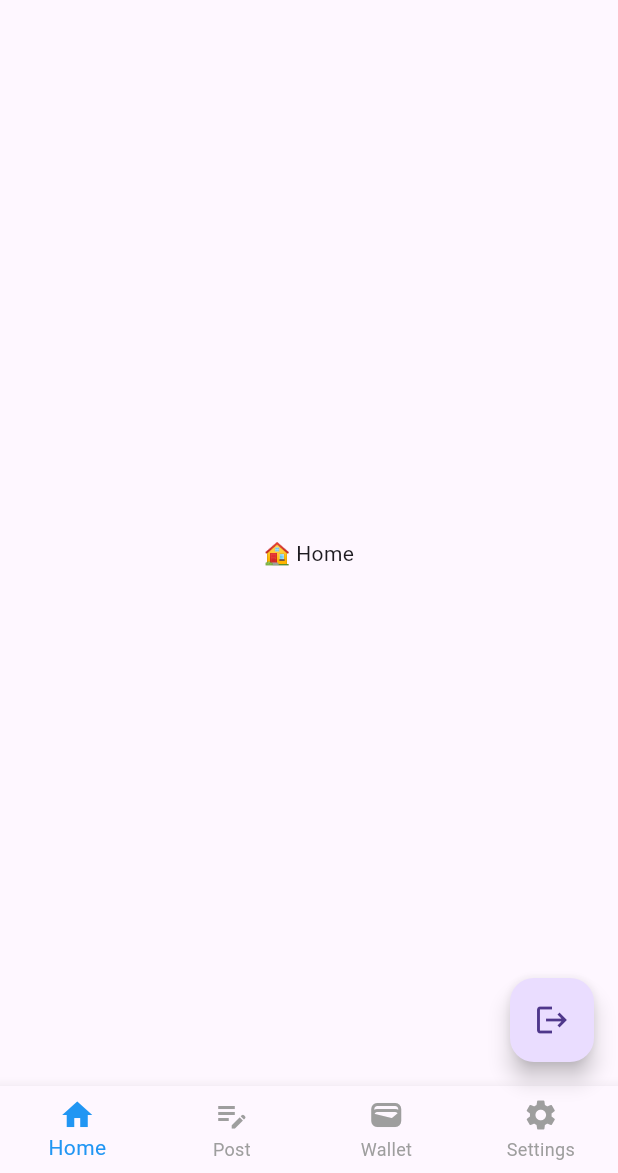
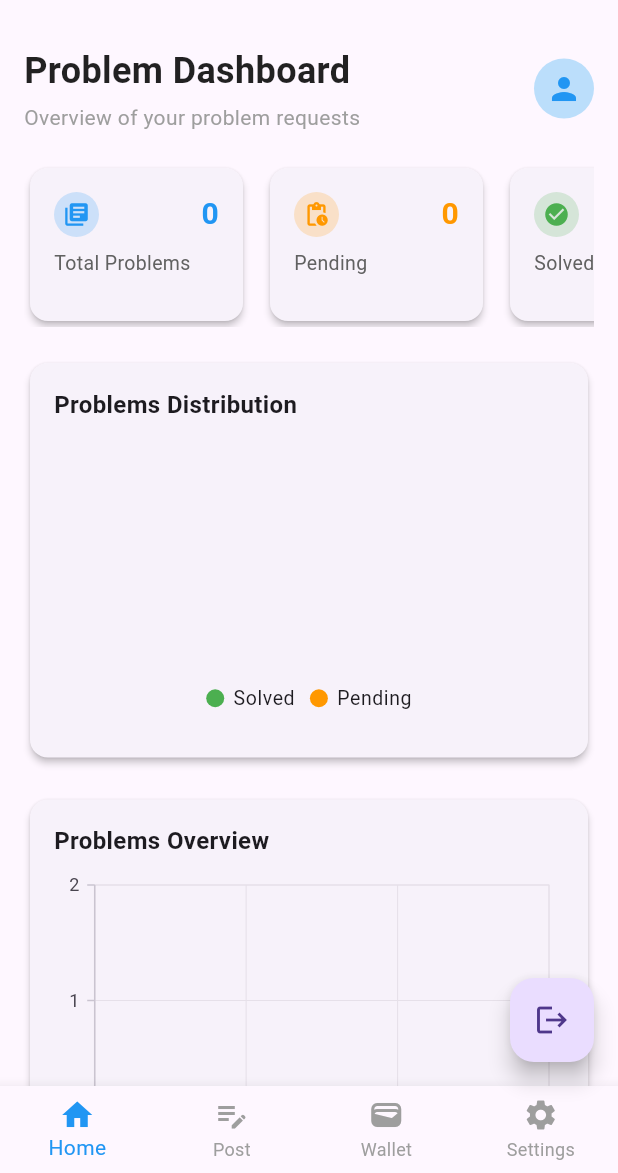
Before and after one commit to Nurujjaman329/education_management_getx, a Flutter app: the StudentHomeScreen screen opened by its route, on a phone screen of 412 x 824 dp, the part 63-1236 px from its top. Run offline on Flutter 3.47's test engine with Material 3 defaults, Android fonts, the phone set to English and light mode, and no system bars; our stand-ins replace dio, get, image_picker, shared_preferences, syncfusion_flutter_charts; accounts and stored records are empty; network calls fail.

Commit message:
design homeview for student and add student problem list

```diff
--- a/lib/features/authentication/controller/auth_controller.dart
+++ b/lib/features/authentication/controller/auth_controller.dart
@@ -12,6 +12,12 @@ class AuthController extends GetxController {
  var isLoading = false.obs;
   var loginResponse = Rxn<LoginResponse>();
   var userId = ''.obs; // Add this line to store user ID
+
+  @override
+  void onInit() {
+    super.onInit();
+    loadUserData();
+  }
 
   Future<void> login(String mobileNo, String password) async {
     try {
--- a/lib/features/home/home_part/student_home_screen.dart
+++ b/lib/features/home/home_part/student_home_screen.dart
@@ -1,4 +1,5 @@
 import 'package:edex_365_getx/features/authentication/controller/auth_controller.dart';
+import 'package:edex_365_getx/features/home/student_home_view.dart';
 import 'package:edex_365_getx/features/student_panel/view/problem_post_view.dart';
 import 'package:flutter/material.dart';
 import 'package:get/get.dart';
@@ -16,7 +17,7 @@ class _StudentHomeScreenState extends State<StudentHomeScreen> {
 
   // Dummy views for tabs (replace with actual widgets)
   final List<Widget> _pages = [
-    Center(child: Text('🏠 Home')),
+    StudentHomeView(),
      ProblemPostView(),
     Center(child: Text('💰 Wallet')),
     Center(child: Text('⚙️ Settings')),
--- /dev/null
+++ b/lib/features/home/student_home_view.dart
@@ -0,0 +1,409 @@
+import 'package:edex_365_getx/core/config/app_colors.dart';
+import 'package:edex_365_getx/features/authentication/controller/auth_controller.dart';
+import 'package:flutter/material.dart';
+import 'package:get/get.dart';
+import 'package:edex_365_getx/features/student_panel/controller/student_problem_list_controller.dart';
+
+import 'package:syncfusion_flutter_charts/charts.dart';
+
+class StudentHomeView extends StatefulWidget {
+  StudentHomeView({super.key});
+
+  @override
+  State<StudentHomeView> createState() => _StudentHomeViewState();
+}
+
+class _StudentHomeViewState extends State<StudentHomeView> {
+  final StudentProblemListController controller = Get.find<StudentProblemListController>();
+  final AuthController authController = Get.find<AuthController>();
+  late Worker _userIdWorker;
+
+  @override
+  void initState() {
+    super.initState();
+    _userIdWorker = ever<String>(authController.userId, (id) {
+      if (id.isNotEmpty) {
+        controller.fetchAll(id);
+      }
+    });
+    final userId = authController.loginResponse.value?.id ?? authController.userId.value;
+    if (userId.isNotEmpty) {
+      controller.fetchAll(userId);
+    }
+  }
+
+  @override
+  void dispose() {
+    _userIdWorker.dispose();
+    super.dispose();
+  }
+
+  @override
+  Widget build(BuildContext context) {
+    return RefreshIndicator(
+      onRefresh: () async {
+        final userId = authController.loginResponse.value?.id ?? authController.userId.value;
+        if (userId.isNotEmpty) {
+          await controller.fetchAll(userId);
+        }
+      },
+      child: Obx(() {
+        if (controller.isLoading.value) {
+          return const Center(child: CircularProgressIndicator());
+        }
+
+        if (controller.errorMessage.isNotEmpty) {
+          return Center(child: Text(controller.errorMessage.value));
+        }
+
+        return SingleChildScrollView(
+          padding: const EdgeInsets.all(16),
+          child: Column(
+            children: [
+              // Dashboard Header
+              _buildDashboardHeader(),
+              const SizedBox(height: 20),
+
+              // Stats Cards Row
+              _buildStatsCards(),
+              const SizedBox(height: 20),
+
+              // Pie Chart
+              _buildPieChart(),
+              const SizedBox(height: 20),
+
+              // Bar Chart
+              _buildBarChart(),
+              const SizedBox(height: 20),
+
+              // Recent Problems Section
+              _buildRecentProblemsSection(),
+            ],
+          ),
+        );
+      }),
+    );
+  }
+
+  Widget _buildDashboardHeader() {
+    return Row(
+      children: [
+        const Expanded(
+          child: Column(
+            crossAxisAlignment: CrossAxisAlignment.start,
+            children: [
+              Text(
+                "Problem Dashboard",
+                style: TextStyle(
+                  fontSize: 24,
+                  fontWeight: FontWeight.bold,
+                  color: Colors.black87,
+                ),
+              ),
+              SizedBox(height: 4),
+              Text(
+                "Overview of your problem requests",
+                style: TextStyle(
+                  fontSize: 14,
+                  color: Colors.grey,
+                ),
+              ),
+            ],
+          ),
+        ),
+        CircleAvatar(
+          backgroundColor: Colors.blue.shade100,
+          child: const Icon(Icons.person, color: Colors.blue),
+        ),
+      ],
+    );
+  }
+
+  Widget _buildStatsCards() {
+    return SizedBox(
+      height: 110,
+      child: ListView(
+        scrollDirection: Axis.horizontal,
+        children: [
+          _buildStatCard(
+            title: "Total Problems",
+            value: controller.totalProblems.length.toString(),
+            color: Colors.blue,
+            icon: Icons.library_books,
+          ),
+          const SizedBox(width: 10),
+          _buildStatCard(
+            title: "Pending",
+            value: controller.pendingProblems.length.toString(),
+            color: Colors.orange,
+            icon: Icons.pending_actions,
+          ),
+          const SizedBox(width: 10),
+          _buildStatCard(
+            title: "Solved",
+            value: controller.solvedProblems.length.toString(),
+            color: Colors.green,
+            icon: Icons.check_circle,
+          ),
+        ],
+      ),
+    );
+  }
+
+  Widget _buildStatCard({
+    required String title,
+    required String value,
+    required Color color,
+    required IconData icon,
+  }) {
+    return SizedBox(
+      width: 150,
+      child: Card(
+        elevation: 2,
+        shape: RoundedRectangleBorder(
+          borderRadius: BorderRadius.circular(12),
+        ),
+        child: Padding(
+          padding: const EdgeInsets.all(16),
+          child: Column(
+            crossAxisAlignment: CrossAxisAlignment.start,
+            children: [
+              Row(
+                children: [
+                  Container(
+                    padding: const EdgeInsets.all(6),
+                    decoration: BoxDecoration(
+                      color: color.withOpacity(0.2),
+                      shape: BoxShape.circle,
+                    ),
+                    child: Icon(icon, size: 18, color: color),
+                  ),
+                  const Spacer(),
+                  Text(
+                    value,
+                    style: TextStyle(
+                      fontSize: 20,
+                      fontWeight: FontWeight.bold,
+                      color: color,
+                    ),
+                  ),
+                ],
+              ),
+              const SizedBox(height: 8),
+              Text(
+                title,
+                style: TextStyle(
+                  fontSize: 13,
+                  color: Colors.grey.shade700,
+                ),
+              ),
+            ],
+          ),
+        ),
+      ),
+    );
+  }
+
+  Widget _buildPieChart() {
+    final total = controller.totalProblems.length;
+    final solved = controller.solvedProblems.length;
+    final pending = controller.pendingProblems.length;
+    final others = total - solved - pending;
+
+    return Card(
+      elevation: 2,
+      shape: RoundedRectangleBorder(
+        borderRadius: BorderRadius.circular(12),
+      ),
+      child: Padding(
+        padding: const EdgeInsets.all(16),
+        child: Column(
+          crossAxisAlignment: CrossAxisAlignment.start,
+          children: [
+            const Text(
+              "Problems Distribution",
+              style: TextStyle(
+                fontSize: 16,
+                fontWeight: FontWeight.bold,
+              ),
+            ),
+            const SizedBox(height: 8),
+            SizedBox(
+              height: 200,
+              child: SfCircularChart(
+                legend: Legend(
+                  isVisible: true,
+                  overflowMode: LegendItemOverflowMode.wrap,
+                  position: LegendPosition.bottom,
+                ),
+                series: <CircularSeries>[
+                  PieSeries<ChartData, String>(
+                    dataSource: [
+                      ChartData('Solved', solved, Colors.green),
+                      ChartData('Pending', pending, Colors.orange),
+                      if (others > 0) ChartData('Others', others, Colors.blue),
+                    ],
+                    xValueMapper: (ChartData data, _) => data.category,
+                    yValueMapper: (ChartData data, _) => data.value,
+                    pointColorMapper: (ChartData data, _) => data.color,
+                    dataLabelSettings: const DataLabelSettings(
+                      isVisible: true,
+                      labelPosition: ChartDataLabelPosition.inside,
+                      textStyle: TextStyle(color: Colors.white, fontSize: 12),
+                    ),
+                    enableTooltip: true,
+                  ),
+                ],
+              ),
+            ),
+          ],
+        ),
+      ),
+    );
+  }
+
+  Widget _buildBarChart() {
+    return Card(
+      elevation: 2,
+      shape: RoundedRectangleBorder(
+        borderRadius: BorderRadius.circular(12),
+      ),
+      child: Padding(
+        padding: const EdgeInsets.all(16),
+        child: Column(
+          crossAxisAlignment: CrossAxisAlignment.start,
+          children: [
+            const Text(
+              "Problems Overview",
+              style: TextStyle(
+                fontSize: 16,
+                fontWeight: FontWeight.bold,
+              ),
+            ),
+            const SizedBox(height: 8),
+            SizedBox(
+              height: 200,
+              child: SfCartesianChart(
+  primaryXAxis: CategoryAxis(),
+  primaryYAxis: NumericAxis(
+    minimum: 0,
+    maximum: controller.totalProblems.length.toDouble() + 2,
+    interval: 1,
+  ),
+  tooltipBehavior: TooltipBehavior(enable: true),
+  series: <CartesianSeries<ChartData, String>>[
+    ColumnSeries<ChartData, String>(
+      dataSource: [
+        ChartData('Total', controller.totalProblems.length, Colors.blue),
+        ChartData('Solved', controller.solvedProblems.length, Colors.green),
+        ChartData('Pending', controller.pendingProblems.length, Colors.orange),
+      ],
+      xValueMapper: (ChartData data, _) => data.category,
+      yValueMapper: (ChartData data, _) => data.value,
+      color: Colors.blue,
+      pointColorMapper: (ChartData data, _) => data.color,
+      dataLabelSettings: const DataLabelSettings(
+        isVisible: true,
+        labelAlignment: ChartDataLabelAlignment.top,
+      ),
+    ),
+  ],
+),
+            ),
+          ],
+        ),
+      ),
+    );
+  }
+
+  Widget _buildRecentProblemsSection() {
+    return Column(
+      crossAxisAlignment: CrossAxisAlignment.start,
+      children: [
+        const Text(
+          "Recent Problems",
+          style: TextStyle(
+            fontSize: 18,
+            fontWeight: FontWeight.bold,
+          ),
+        ),
+        const SizedBox(height: 12),
+        if (controller.totalProblems.isEmpty)
+          const Center(child: Text("No problems found"))
+        else
+          ...controller.totalProblems.take(3).map((item) {
+            return Card(
+              margin: const EdgeInsets.only(bottom: 12),
+              elevation: 2,
+              shape: RoundedRectangleBorder(
+                borderRadius: BorderRadius.circular(12),
+              ),
+              child: Padding(
+                padding: const EdgeInsets.all(16),
+                child: Column(
+                  crossAxisAlignment: CrossAxisAlignment.start,
+                  children: [
+                    Row(
+                      children: [
+                        _buildStatusIndicator(item),
+                        const SizedBox(width: 8),
+                        Expanded(
+                          child: Text(
+                            item.subject,
+                            style: const TextStyle(
+                              fontWeight: FontWeight.bold,
+                              fontSize: 16,
+                            ),
+                          ),
+                        ),
+                      ],
+                    ),
+                    const SizedBox(height: 8),
+                    Text("Topic: ${item.topic}"),
+                    Text("Class: ${item.sClass}"),
+                    const SizedBox(height: 8),
+                    Text(
+                      item.description,
+                      maxLines: 2,
+                      overflow: TextOverflow.ellipsis,
+                      style: TextStyle(color: Colors.grey.shade600),
+                    ),
+                  ],
+                ),
+              ),
+            );
+          }).toList(),
+        if (controller.totalProblems.length > 3)
+          Align(
+            alignment: Alignment.centerRight,
+            child: TextButton(
+              onPressed: () {},
+              child: const Text("View All Problems"),
+            ),
+          ),
+      ],
+    );
+  }
+
+  Widget _buildStatusIndicator(dynamic item) {
+    final isPending = controller.pendingProblems.contains(item);
+    final isSolved = controller.solvedProblems.contains(item);
+
+    return Container(
+      width: 12,
+      height: 12,
+      decoration: BoxDecoration(
+        color: isSolved ? Colors.green : isPending ? Colors.orange : Colors.grey,
+        shape: BoxShape.circle,
+      ),
+    );
+  }
+}
+
+class ChartData {
+  final String category;
+  final int value;
+  final Color color;
+
+  ChartData(this.category, this.value, this.color);
+}
--- /dev/null
+++ b/lib/features/student_panel/controller/student_problem_list_controller.dart
@@ -0,0 +1,80 @@
+// lib/features/student_panel/controllers/student_problem_list_controller.dart
+import 'package:edex_365_getx/features/student_panel/model/student_problem_list_response_model.dart';
+import 'package:edex_365_getx/features/student_panel/service/student_problem_list_service.dart';
+import 'package:get/get.dart';
+
+class StudentProblemListController extends GetxController {
+  final StudentProblemListService _service;
+
+  StudentProblemListController(this._service);
+
+  var isLoading = false.obs;
+  var errorMessage = ''.obs;
+
+  var totalProblems = <StudentProblemListResponseModel>[].obs;
+  var pendingProblems = <StudentProblemListResponseModel>[].obs;
+  var solvedProblems = <StudentProblemListResponseModel>[].obs;
+
+  /// Fetches all problem lists in sequence (total, pending, solved)
+  Future<void> fetchAll(String userId) async {
+    print('[DEBUG] fetchAll called with userId: $userId');
+    try {
+      isLoading.value = true;
+      errorMessage.value = '';
+
+      final all = await _service.getStudentProblems(userId);
+      final pending = await _service.getPendingProblems(userId);
+      final solved = await _service.getSolvedProblems(userId);
+
+      totalProblems.assignAll(all);
+      pendingProblems.assignAll(pending);
+      solvedProblems.assignAll(solved);
+      print('[DEBUG] fetchAll completed. Total: \\${all.length}, Pending: \\${pending.length}, Solved: \\${solved.length}');
+    } catch (e) {
+      errorMessage.value = 'Failed to fetch problems';
+      print('[DEBUG] fetchAll error: $e');
+    } finally {
+      isLoading.value = false;
+    }
+  }
+
+  /// (Optional) Individual fetch methods
+  Future<void> fetchTotal(String userId) async {
+    try {
+      isLoading.value = true;
+      errorMessage.value = '';
+      final problems = await _service.getStudentProblems(userId);
+      totalProblems.assignAll(problems);
+    } catch (e) {
+      errorMessage.value = 'Failed to fetch total problems';
+    } finally {
+      isLoading.value = false;
+    }
+  }
+
+  Future<void> fetchPending(String userId) async {
+    try {
+      isLoading.value = true;
+      errorMessage.value = '';
+      final problems = await _service.getPendingProblems(userId);
+      pendingProblems.assignAll(problems);
+    } catch (e) {
+      errorMessage.value = 'Failed to fetch pending problems';
+    } finally {
+      isLoading.value = false;
+    }
+  }
+
+  Future<void> fetchSolved(String userId) async {
+    try {
+      isLoading.value = true;
+      errorMessage.value = '';
+      final problems = await _service.getSolvedProblems(userId);
+      solvedProblems.assignAll(problems);
+    } catch (e) {
+      errorMessage.value = 'Failed to fetch solved problems';
+    } finally {
+      isLoading.value = false;
+    }
+  }
+}
--- /dev/null
+++ b/lib/features/student_panel/model/student_problem_list_response_model.dart
@@ -0,0 +1,32 @@
+// lib/features/student_panel/models/student_problem_list_response_model.dart
+class StudentProblemListResponseModel {
+  final String id;
+  final String subject;
+  final String topic;
+  final String sClass;
+  final String description;
+  final String photo;
+  final DateTime? getDateby;
+
+  StudentProblemListResponseModel({
+    required this.id,
+    required this.subject,
+    required this.topic,
+    required this.sClass,
+    required this.description,
+    required this.photo,
+    required this.getDateby,
+  });
+
+  factory StudentProblemListResponseModel.fromJson(Map<String, dynamic> json) {
+    return StudentProblemListResponseModel(
+      id: json['id'] ?? '',
+      subject: json['subject'] ?? '',
+      topic: json['topic'] ?? '',
+      sClass: json['sClass'] ?? '',
+      description: json['description'] ?? '',
+      photo: json['photo'] ?? '',
+      getDateby: json['getDateby'] != null ? DateTime.tryParse(json['getDateby']) : null,
+    );
+  }
+}
--- a/lib/routes/app_pages.dart
+++ b/lib/routes/app_pages.dart
@@ -4,6 +4,7 @@ import 'package:edex_365_getx/features/authentication/view/registration_view.dar
 import 'package:edex_365_getx/features/home/home_part/student_home_screen.dart';
 import 'package:edex_365_getx/features/home/home_part/teacher_home_screen.dart';
 import 'package:edex_365_getx/features/home/splash_screen.dart';
+import 'package:edex_365_getx/features/student_panel/bindings/student_problem_list_binding.dart';
 import 'package:edex_365_getx/features/student_panel/bindings/student_problem_post_binding.dart';
 import 'package:get/get.dart';
 import 'app_routes.dart';
@@ -24,10 +25,14 @@ class AppPages {
       page: () => const RegistrationScreen(),
       binding: AuthBinding(),
     ),
-    GetPage(
+   GetPage(
       name: AppRoutes.studentHome,
       page: () => const StudentHomeScreen(),
-      binding: StudentProblemPostBinding(),
+      // Combine both bindings here so both controllers/services are available
+      bindings: [
+        StudentProblemPostBinding(),
+        StudentProblemListBinding(),
+      ],
     ),
     GetPage(
       name: AppRoutes.teacherHome,
--- a/pubspec.yaml
+++ b/pubspec.yaml
@@ -46,7 +46,7 @@ dependencies:
   dio: ^5.3.3
   # Local cache
   shared_preferences: ^2.5.3
-
+  syncfusion_flutter_charts: ^27.1.57
 
 
 
```
Also changed, not shown: lib/features/home/splash_screen.dart (+29 -2 lines), lib/features/shared_panel/service/shared_service.dart (+10 -10 lines), lib/features/student_panel/bindings/student_problem_list_binding.dart (added, +12 -0 lines), lib/features/student_panel/service/student_problem_list_service.dart (added, +61 -0 lines), pubspec.lock.
